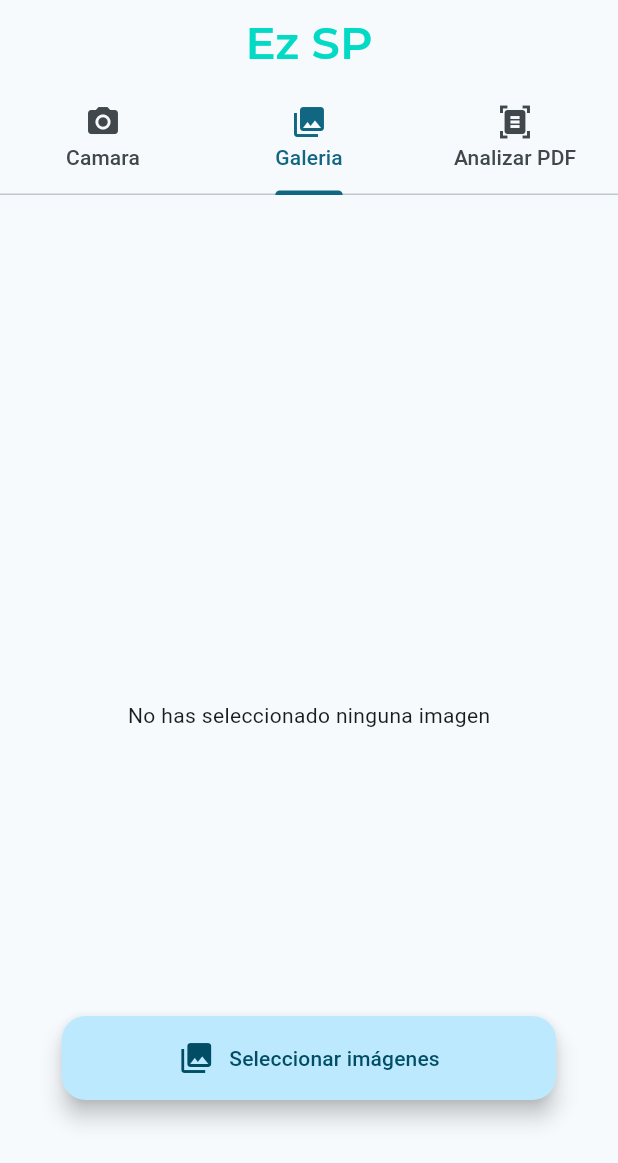
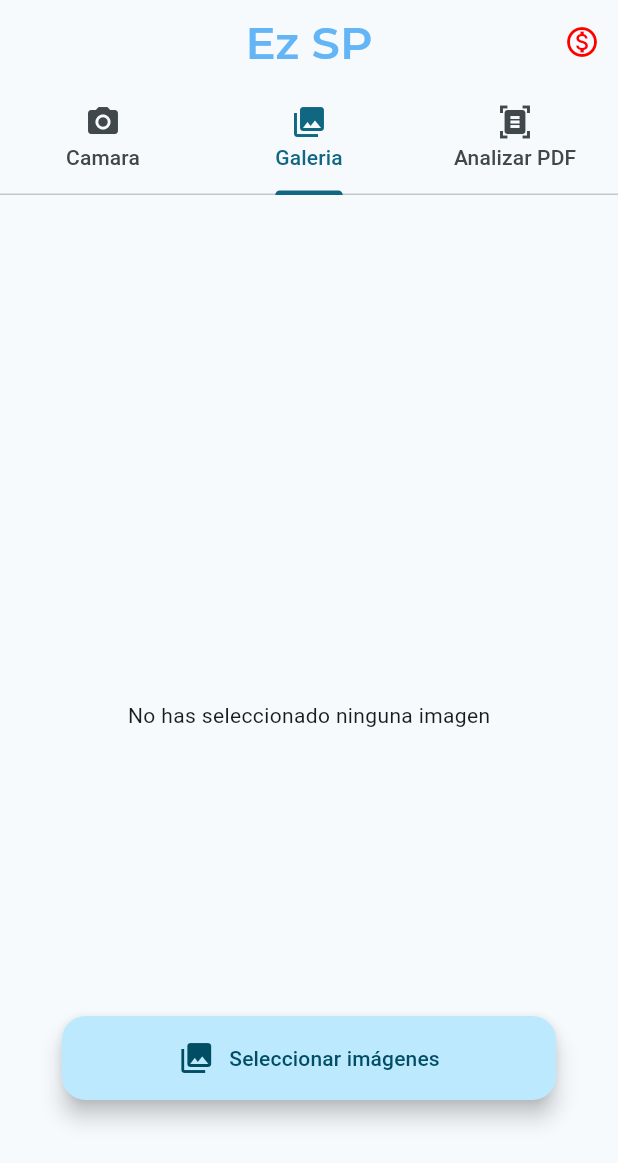
Before and after one commit to AusbelDev/Flutter-apps, a Flutter app: the screen it shows after launch, on a phone screen of 412 x 824 dp. Shown: the top 1163 px of the screen. Run offline on Flutter 3.47's test engine with Material 2 defaults, Android fonts, the light colour scheme and no system bars; our stand-ins replace camera, file_picker, google_fonts, image_picker; missing offline and left inert: google_mlkit_text_recognition, hidable, syncfusion_flutter_pdf, syncfusion_flutter_pdfviewer.

Commit message:
refactor some code, add currency type extraction

```diff
--- a/ocr_app/lib/main.dart
+++ b/ocr_app/lib/main.dart
@@ -26,8 +26,6 @@ class OCRApp extends StatefulWidget {
 }
 
 class _OCRAppState extends State<OCRApp> {
-  // late File _pickedImage = File('downloads/images.png');
-
   @override
   Widget build(BuildContext context) {
     return MaterialApp(
@@ -44,7 +42,23 @@ class _OCRAppState extends State<OCRApp> {
         ),
         themeMode: ThemeMode.system,
         debugShowCheckedModeBanner: false,
-        home: DefaultTabController(
+        home: MyHomePage(camera: widget.camera));
+  }
+}
+
+class MyHomePage extends StatefulWidget {
+  const MyHomePage({Key? key, required this.camera}) : super(key: key);
+  final CameraDescription camera;
+  @override
+  State<MyHomePage> createState() => _MyHomePageState();
+}
+
+class _MyHomePageState extends State<MyHomePage> {
+  bool foreignCurrency = false;
+
+  @override
+  Widget build(BuildContext context) {
+    return DefaultTabController(
       initialIndex: 1,
       length: 3,
       child: Scaffold(
@@ -56,8 +70,27 @@ class _OCRAppState extends State<OCRApp> {
                 style: GoogleFonts.montserrat(
                     fontSize: 30,
                     fontWeight: FontWeight.w600,
-                        color: const ColorScheme.dark().secondary)),
+                    color: Colors.blue.shade300)),
             // backgroundColor: const Color.fromRGBO(26, 93, 26, 1),
+            actions: [
+              IconButton(
+                  onPressed: () {
+                    ScaffoldMessenger.of(context).showSnackBar(SnackBar(
+                      content: foreignCurrency
+                          ? const Center(child: Text('Moneda Nacional'))
+                          : const Center(child: Text('Moneda Extranjera')),
+                      backgroundColor: Colors.blue.shade300,
+                    ));
+                    setState(() {
+                      foreignCurrency = !foreignCurrency;
+                    });
+                    debugPrint(foreignCurrency.toString());
+                  },
+                  icon: Icon(Icons.monetization_on_outlined,
+                      color: foreignCurrency
+                          ? const Color.fromRGBO(0, 255, 0, 1)
+                          : const Color.fromRGBO(255, 0, 0, 1)))
+            ],
             bottom: const TabBar(
               tabs: <Widget>[
                 Tab(
@@ -77,12 +110,13 @@ class _OCRAppState extends State<OCRApp> {
         body: TabBarView(
           physics: const NeverScrollableScrollPhysics(),
           children: [
-                TakePictureScreen(camera: widget.camera),
-                const ImageExtractor(),
-                const PdfBoxSelector()
+            TakePictureScreen(
+                camera: widget.camera, foreignCurrency: foreignCurrency),
+            ImageExtractor(foreignCurrency: foreignCurrency),
+            PdfBoxSelector(foreignCurrency: foreignCurrency)
           ],
         ),
       ),
-        ));
+    );
   }
 }
--- a/ocr_app/pubspec.yaml
+++ b/ocr_app/pubspec.yaml
@@ -32,8 +32,8 @@ dependencies:
     sdk: flutter
   image_picker: ^1.0.0
   camera: ^0.10.5+2
-  flutter_scalable_ocr:
-    path: ../../flutter_scalable_ocr
+  # flutter_scalable_ocr:
+  #   path: ../../flutter_scalable_ocr
   # The following adds the Cupertino Icons font to your application.
   # Use with the CupertinoIcons class for iOS style icons.
   cupertino_icons: ^1.0.2
@@ -48,6 +48,7 @@ dependencies:
   permission_handler: ^10.4.3
   google_fonts: ^5.1.0
   collection: ^1.17.1
+  hidable: ^1.0.4
 dev_dependencies:
   flutter_test:
     sdk: flutter
```
Also changed, not shown: ocr_app/lib/camera.dart (+77 -40 lines), ocr_app/lib/images.dart (+78 -28 lines), ocr_app/lib/view_pdf.dart (+39 -25 lines), ocr_app/pubspec.lock. Lines whose indentation alone changed are shown as unchanged.
